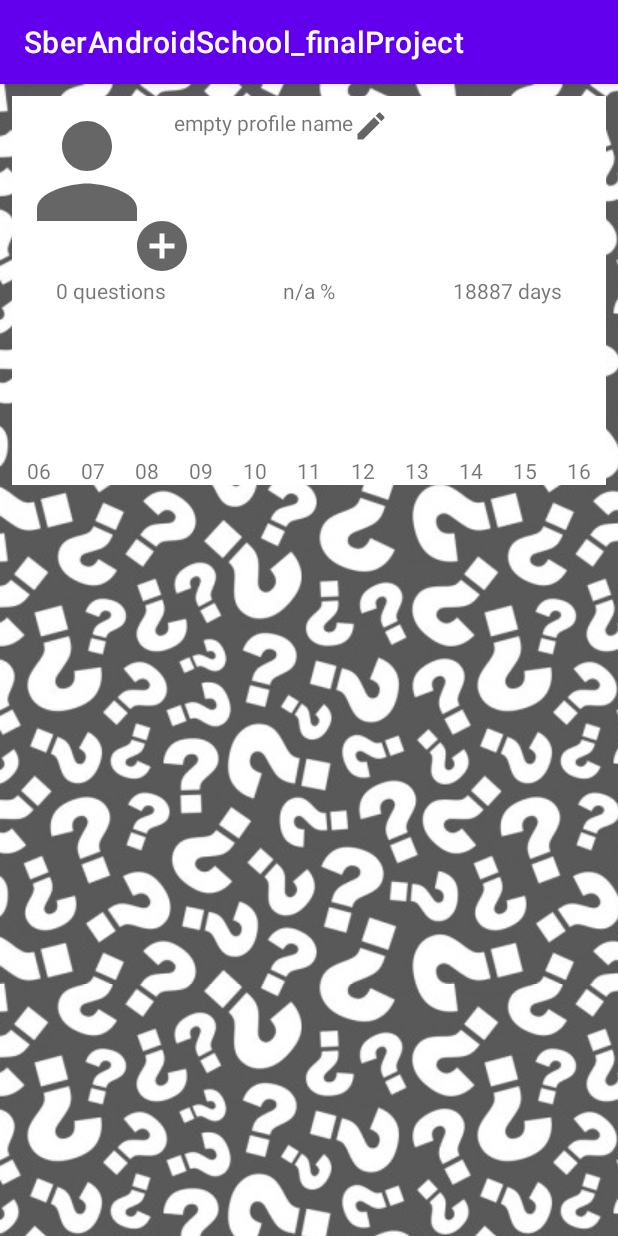
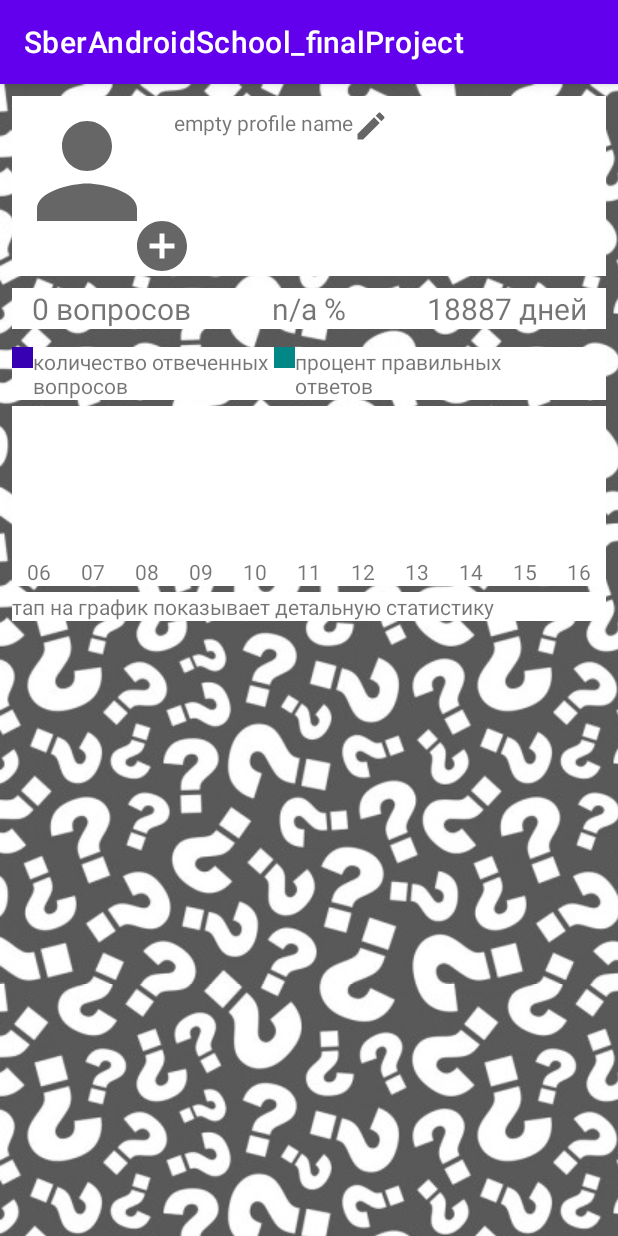
Before and after one commit to aka-npou/SberAndroidSchool_finalProject, an Android app: the screen it shows after launch (MainActivity), after a tap on an icon or button, on a phone screen of 412 x 824 dp. Run offline under Robolectric (Android 15) with nearby library versions, the phone set to English and light mode, and no system bars; our stand-ins replace Dagger/Hilt's generated code, Room's generated code, RxJava.

Commit message:
доработка UI

```diff
--- /dev/null
+++ b/app/src/main/java/com/aka_npou/sberandroidschool_finalproject/presentation/common/Utils.java
@@ -0,0 +1,43 @@
+package com.aka_npou.sberandroidschool_finalproject.presentation.common;
+
+public class Utils {
+    public static String getDayAddition(int num) {
+
+        int preLastDigit = num % 100 / 10;
+
+        if (preLastDigit == 1) {
+            return "дней";
+        }
+
+        switch (num % 10) {
+            case 1:
+                return "день";
+            case 2:
+            case 3:
+            case 4:
+                return "дня";
+            default:
+                return "дней";
+        }
+    }
+
+    public static String getQuestionAddition(int num) {
+
+        int preLastDigit = num % 100 / 10;
+
+        if (preLastDigit == 1) {
+            return "вопросов";
+        }
+
+        switch (num % 10) {
+            case 1:
+                return "вопрос";
+            case 2:
+            case 3:
+            case 4:
+                return "вопроса";
+            default:
+                return "вопросов";
+        }
+    }
+}
--- a/app/src/main/java/com/aka_npou/sberandroidschool_finalproject/presentation/statistic/StatisticFragment.java
+++ b/app/src/main/java/com/aka_npou/sberandroidschool_finalproject/presentation/statistic/StatisticFragment.java
@@ -20,6 +20,7 @@ import com.aka_npou.sberandroidschool_finalproject.di.activity.ActivityComponent
 import com.aka_npou.sberandroidschool_finalproject.domain.model.DailyStatistics;
 import com.aka_npou.sberandroidschool_finalproject.domain.model.DetailedStatisticPerPeriod;
 import com.aka_npou.sberandroidschool_finalproject.domain.model.TotalStatistic;
+import com.aka_npou.sberandroidschool_finalproject.presentation.common.Utils;
 import com.aka_npou.sberandroidschool_finalproject.presentation.statistic.adapter.DetailedStatisticPerDayRecyclerAdapter;
 import com.aka_npou.sberandroidschool_finalproject.presentation.statistic.adapter.StatisticRecyclerAdapter;
 import com.google.android.material.snackbar.BaseTransientBottomBar;
@@ -159,13 +160,18 @@ public class StatisticFragment extends Fragment {
     }
 
     private void showTotalData(TotalStatistic totalStatistic) {
-        countQuestions.setText(String.format("%d questions", totalStatistic.getCountQuestions()));
+        countQuestions.setText(String.format("%d %s",
+                totalStatistic.getCountQuestions(),
+                Utils.getQuestionAddition(totalStatistic.getCountQuestions())));
         if (totalStatistic.getCountQuestions() == 0) {
             percentCorrectAnswers.setText("n/a %");
         } else {
-            percentCorrectAnswers.setText(String.format("%4.2f %%", (100f * totalStatistic.getCountCorrectAnswers()) / totalStatistic.getCountQuestions()));
+            percentCorrectAnswers.setText(String.format("%4.2f %%",
+                    (100f * totalStatistic.getCountCorrectAnswers()) / totalStatistic.getCountQuestions()));
         }
-        daysCount.setText(String.format("%d days", totalStatistic.getDaysCount()));
+        daysCount.setText(String.format("%d %s",
+                totalStatistic.getDaysCount(),
+                Utils.getDayAddition(totalStatistic.getDaysCount())));
 
         List<Date> statisticPeriod = getStatisticPeriod();
         viewModel.getStatisticForPeriod(statisticPeriod.get(0), statisticPeriod.get(1));
--- a/app/src/main/java/com/aka_npou/sberandroidschool_finalproject/presentation/statistic/adapter/DetailedStatisticPerDayRecyclerAdapter.java
+++ b/app/src/main/java/com/aka_npou/sberandroidschool_finalproject/presentation/statistic/adapter/DetailedStatisticPerDayRecyclerAdapter.java
@@ -10,6 +10,7 @@ import androidx.recyclerview.widget.RecyclerView;
 
 import com.aka_npou.sberandroidschool_finalproject.R;
 import com.aka_npou.sberandroidschool_finalproject.domain.model.DetailedStatisticPerPeriod;
+import com.aka_npou.sberandroidschool_finalproject.presentation.common.Utils;
 
 import java.util.List;
 
@@ -79,8 +80,9 @@ public class DetailedStatisticPerDayRecyclerAdapter extends RecyclerView.Adapter
         void bindView(@NonNull DetailedStatisticPerPeriod detailedStatisticPerPeriod) {
             itemDetailedStatisticPerDayType.setText(detailedStatisticPerPeriod.getType());
             itemDetailedStatisticPerDayCountQuestions.setText(
-                    String.format("%d questions",
-                            detailedStatisticPerPeriod.getCountQuestions()));
+                    String.format("%d %s",
+                            detailedStatisticPerPeriod.getCountQuestions(),
+                            Utils.getQuestionAddition(detailedStatisticPerPeriod.getCountQuestions())));
             if (detailedStatisticPerPeriod.getCountQuestions() == 0) {
                 itemDetailedStatisticPerDayPercentCorrectQuestions.setText("n/a %");
             } else {
--- a/app/src/main/res/layout/fragment_statistic.xml
+++ b/app/src/main/res/layout/fragment_statistic.xml
@@ -14,8 +14,9 @@
             android:layout_width="match_parent"
             android:layout_height="wrap_content"
             android:layout_gravity="center"
-            android:orientation="horizontal"
-            android:background="@color/white">
+            android:layout_marginVertical="8dp"
+            android:background="@color/white"
+            android:orientation="horizontal">
 
             <TextView
                 android:id="@+id/count_questions"
@@ -23,6 +24,7 @@
                 android:layout_height="wrap_content"
                 android:layout_weight="1"
                 android:gravity="center"
+                android:textSize="20dp"
                 tools:text="98765" />
 
             <TextView
@@ -31,6 +33,7 @@
                 android:layout_height="wrap_content"
                 android:layout_weight="1"
                 android:gravity="center"
+                android:textSize="20dp"
                 tools:text="60%" />
 
             <TextView
@@ -39,24 +42,55 @@
                 android:layout_height="wrap_content"
                 android:layout_weight="1"
                 android:gravity="center"
+                android:textSize="20dp"
                 tools:text="30" />
+        </LinearLayout>
+
+        <LinearLayout
+            android:layout_width="match_parent"
+            android:layout_height="wrap_content"
+            android:layout_marginVertical="4dp"
+            android:background="@color/white"
+            android:orientation="horizontal">
+
+            <ImageView
+                android:layout_width="14dp"
+                android:layout_height="14dp"
+                android:background="@color/purple_700" />
+
+            <TextView
+                android:layout_width="wrap_content"
+                android:layout_height="wrap_content"
+                android:text="количество отвеченных \nвопросов" />
+
+            <ImageView
+                android:layout_width="14dp"
+                android:layout_height="14dp"
+                android:background="@color/teal_700" />
+
+            <TextView
+                android:layout_width="wrap_content"
+                android:layout_height="wrap_content"
+                android:text="процент правильных \nответов" />
         </LinearLayout>
 
         <androidx.recyclerview.widget.RecyclerView
             android:id="@+id/statistic_recycler_view"
             android:layout_width="match_parent"
             android:layout_height="wrap_content"
-            android:background="@color/white"/>
+            android:background="@color/white" />
 
-<!--        <TextView-->
-<!--            android:id="@+id/text_day_statistic"-->
-<!--            android:layout_width="wrap_content"-->
-<!--            android:layout_height="wrap_content"/>-->
+        <TextView
+            android:layout_width="match_parent"
+            android:layout_height="wrap_content"
+            android:layout_marginVertical="4dp"
+            android:background="@color/white"
+            android:text="тап на график показывает детальную статистику" />
 
         <androidx.recyclerview.widget.RecyclerView
             android:id="@+id/detailed_statistic_per_day"
             android:layout_width="match_parent"
-            android:layout_height="wrap_content"/>
+            android:layout_height="wrap_content" />
     </LinearLayout>
 
     <RelativeLayout
--- a/app/src/main/res/layout/item_detailed_statistic_per_day.xml
+++ b/app/src/main/res/layout/item_detailed_statistic_per_day.xml
@@ -4,7 +4,8 @@
     xmlns:tools="http://schemas.android.com/tools"
     android:layout_width="wrap_content"
     android:layout_height="wrap_content"
-    app:cardCornerRadius="16dp">
+    app:cardCornerRadius="16dp"
+    android:layout_marginTop="8dp">
 
     <LinearLayout
         android:layout_width="wrap_content"
```
Also changed, not shown: app/src/main/res/layout/fragment_select_type_game.xml (+10 -0 lines). Lines whose indentation alone changed are shown as unchanged.
